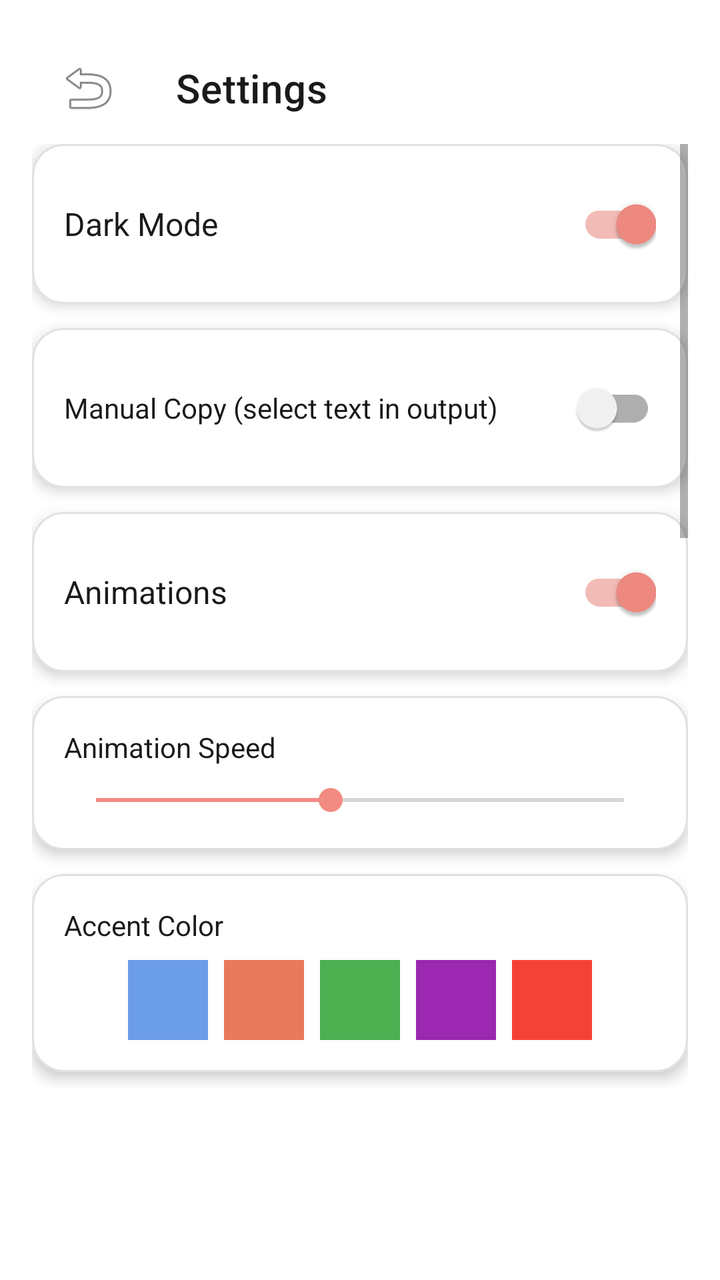
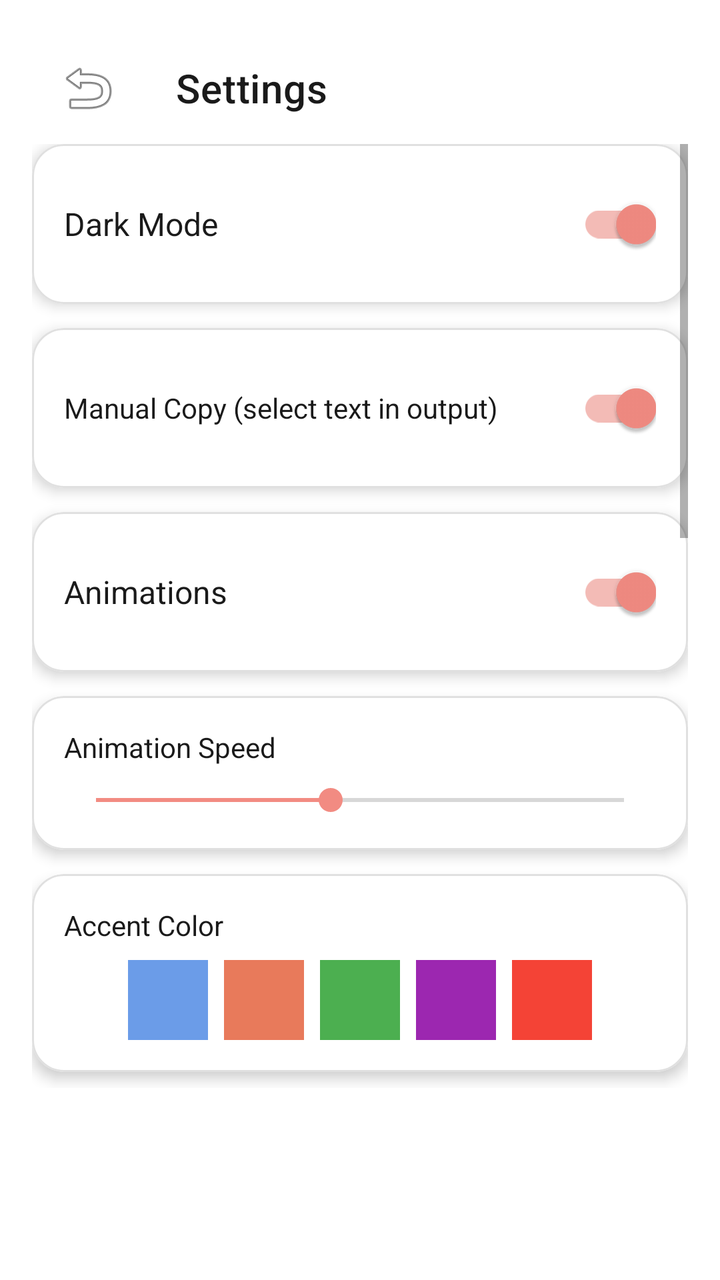

Before-and-after screenshots of an Android layout around one commit, followed by the original layout XML and the change that was made.
<!-- AndroidManifest.xml: application theme Theme.FontsApp -->
<!-- res/layout/activity_settings.xml -->
<?xml version="1.0" encoding="utf-8"?>
<LinearLayout xmlns:android="http://schemas.android.com/apk/res/android"
    xmlns:app="http://schemas.android.com/apk/res-auto"
    android:layout_width="match_parent"
    android:layout_height="match_parent"
    android:orientation="vertical"
    android:background="?android:colorBackground"
    android:padding="16dp">

    <com.google.android.material.appbar.MaterialToolbar
        android:id="@+id/toolbar"
        android:layout_width="match_parent"
        android:layout_height="?android:attr/actionBarSize"
        android:background="?android:colorBackground"
        app:title="@string/settings"
        app:navigationIcon="@android:drawable/ic_menu_revert"
        app:titleTextColor="@color/text_primary" />

    <ScrollView
        android:layout_width="match_parent"
        android:layout_height="match_parent"
        android:paddingBottom="80dp">

        <LinearLayout
            android:layout_width="match_parent"
            android:layout_height="wrap_content"
            android:orientation="vertical"
            android:gravity="center_horizontal">

            
            <com.google.android.material.card.MaterialCardView
                android:layout_width="match_parent"
                android:layout_height="wrap_content"
                android:layout_marginBottom="12dp"
                app:cardCornerRadius="16dp"
                app:cardElevation="4dp"
                app:cardBackgroundColor="@color/card_background"
                app:strokeWidth="1dp"
                app:strokeColor="@color/divider">

                <LinearLayout
                    android:layout_width="match_parent"
                    android:layout_height="wrap_content"
                    android:orientation="horizontal"
                    android:gravity="center_vertical"
                    android:padding="16dp">

                    <TextView
                        android:layout_width="0dp"
                        android:layout_height="wrap_content"
                        android:layout_weight="1"
                        android:text="@string/dark_mode"
                        android:textSize="16sp"
                        android:textColor="@color/text_primary" />

                    <com.google.android.material.switchmaterial.SwitchMaterial
                        android:id="@+id/switchDarkMode"
                        android:layout_width="wrap_content"
                        android:layout_height="wrap_content"
                        android:checked="true" />

                </LinearLayout>

            </com.google.android.material.card.MaterialCardView>

            
            <com.google.android.material.card.MaterialCardView
                android:layout_width="match_parent"
                android:layout_height="wrap_content"
                android:layout_marginBottom="12dp"
                app:cardCornerRadius="16dp"
                app:cardElevation="4dp"
                app:cardBackgroundColor="@color/card_background"
                app:strokeWidth="1dp"
                app:strokeColor="@color/divider">

                <LinearLayout
                    android:layout_width="match_parent"
                    android:layout_height="wrap_content"
                    android:orientation="horizontal"
                    android:gravity="center_vertical"
                    android:padding="16dp">

                    <TextView
                        android:layout_width="0dp"
                        android:layout_height="wrap_content"
                        android:layout_weight="1"
                        android:text="Manual Copy (select text in output)"
                        android:textSize="14sp"
                        android:textColor="@color/text_primary" />

                    <com.google.android.material.switchmaterial.SwitchMaterial
                        android:id="@+id/switchManualCopy"
                        android:layout_width="wrap_content"
                        android:layout_height="wrap_content"
                        android:checked="false" />

                </LinearLayout>

            </com.google.android.material.card.MaterialCardView>

            
            <com.google.android.material.card.MaterialCardView
                android:layout_width="match_parent"
                android:layout_height="wrap_content"
                android:layout_marginBottom="12dp"
                app:cardCornerRadius="16dp"
                app:cardElevation="4dp"
                app:cardBackgroundColor="@color/card_background"
                app:strokeWidth="1dp"
                app:strokeColor="@color/divider">

                <LinearLayout
                    android:layout_width="match_parent"
                    android:layout_height="wrap_content"
                    android:orientation="horizontal"
                    android:gravity="center_vertical"
                    android:padding="16dp">

                    <TextView
                        android:layout_width="0dp"
                        android:layout_height="wrap_content"
                        android:layout_weight="1"
                        android:text="@string/animations"
                        android:textSize="16sp"
                        android:textColor="@color/text_primary" />

                    <com.google.android.material.switchmaterial.SwitchMaterial
                        android:id="@+id/switchAnimations"
                        android:layout_width="wrap_content"
                        android:layout_height="wrap_content"
                        android:checked="true" />

                </LinearLayout>

            </com.google.android.material.card.MaterialCardView>

            
            <com.google.android.material.card.MaterialCardView
                android:layout_width="match_parent"
                android:layout_height="wrap_content"
                android:layout_marginBottom="12dp"
                app:cardCornerRadius="16dp"
                app:cardElevation="4dp"
                app:cardBackgroundColor="@color/card_background"
                app:strokeWidth="1dp"
                app:strokeColor="@color/divider">

                <LinearLayout
                    android:layout_width="match_parent"
                    android:layout_height="wrap_content"
                    android:orientation="vertical"
                    android:padding="16dp">

                    <TextView
                        android:layout_width="wrap_content"
                        android:layout_height="wrap_content"
                        android:text="Animation Speed"
                        android:textSize="14sp"
                        android:textColor="@color/text_primary"
                        android:layout_marginBottom="8dp" />

                    <SeekBar
                        android:id="@+id/sbAnimSpeed"
                        android:layout_width="match_parent"
                        android:layout_height="wrap_content"
                        android:max="10"
                        android:progress="5"
                        android:min="1" />

                </LinearLayout>

            </com.google.android.material.card.MaterialCardView>

            
            <com.google.android.material.card.MaterialCardView
                android:layout_width="match_parent"
                android:layout_height="wrap_content"
                android:layout_marginBottom="12dp"
                app:cardCornerRadius="16dp"
                app:cardElevation="4dp"
                app:cardBackgroundColor="@color/card_background"
                app:strokeWidth="1dp"
                app:strokeColor="@color/divider">

                <LinearLayout
                    android:layout_width="match_parent"
                    android:layout_height="wrap_content"
                    android:orientation="vertical"
                    android:padding="16dp">

                    <TextView
                        android:layout_width="wrap_content"
                        android:layout_height="wrap_content"
                        android:text="Accent Color"
                        android:textSize="14sp"
                        android:textColor="@color/text_primary"
                        android:layout_marginBottom="8dp" />

                    <LinearLayout
                        android:layout_width="match_parent"
                        android:layout_height="wrap_content"
                        android:orientation="horizontal"
                        android:gravity="center">

                        <View
                            android:id="@+id/colorBlue"
                            android:layout_width="40dp"
                            android:layout_height="40dp"
                            android:layout_marginEnd="8dp"
                            android:background="@color/accent_blue"
                            android:clickable="true"
                            android:focusable="true" />

                        <View
                            android:id="@+id/colorOrange"
                            android:layout_width="40dp"
                            android:layout_height="40dp"
                            android:layout_marginEnd="8dp"
                            android:background="@color/accent_orange"
                            android:clickable="true"
                            android:focusable="true" />

                        <View
                            android:id="@+id/colorGreen"
                            android:layout_width="40dp"
                            android:layout_height="40dp"
                            android:layout_marginEnd="8dp"
                            android:background="@color/accent_green"
                            android:clickable="true"
                            android:focusable="true" />

                        <View
                            android:id="@+id/colorPurple"
                            android:layout_width="40dp"
                            android:layout_height="40dp"
                            android:layout_marginEnd="8dp"
                            android:background="#FF9C27B0"
                            android:clickable="true"
                            android:focusable="true" />

                        <View
                            android:id="@+id/colorRed"
                            android:layout_width="40dp"
                            android:layout_height="40dp"
                            android:background="#FFF44336"
                            android:clickable="true"
                            android:focusable="true" />

                    </LinearLayout>

                </LinearLayout>

            </com.google.android.material.card.MaterialCardView>

            
            <com.google.android.material.card.MaterialCardView
                android:layout_width="match_parent"
                android:layout_height="wrap_content"
                android:layout_marginBottom="12dp"
                app:cardCornerRadius="16dp"
                app:cardElevation="4dp"
                app:cardBackgroundColor="@color/card_background"
                app:strokeWidth="1dp"
                app:strokeColor="@color/divider">

                <LinearLayout
                    android:layout_width="match_parent"
                    android:layout_height="wrap_content"
                    android:orientation="vertical"
                    android:padding="16dp">

                    <TextView
                        android:layout_width="wrap_content"
                        android:layout_height="wrap_content"
                        android:text="@string/reorder_fonts"
                        android:textSize="16sp"
                        android:textColor="@color/text_primary"
                        android:layout_marginBottom="8dp" />

                    <androidx.recyclerview.widget.RecyclerView
                        android:id="@+id/rvReorderFonts"
                        android:layout_width="match_parent"
                        android:layout_height="300dp"
                        android:nestedScrollingEnabled="false" />

                </LinearLayout>

            </com.google.android.material.card.MaterialCardView>

            
            <com.google.android.material.card.MaterialCardView
                android:layout_width="match_parent"
                android:layout_height="wrap_content"
                android:layout_marginBottom="12dp"
                app:cardCornerRadius="16dp"
                app:cardElevation="4dp"
                app:cardBackgroundColor="@color/card_background"
                app:strokeWidth="1dp"
                app:strokeColor="@color/divider">

                <LinearLayout
                    android:layout_width="match_parent"
                    android:layout_height="wrap_content"
                    android:orientation="vertical"
                    android:padding="16dp">

                    <TextView
                        android:layout_width="wrap_content"
                        android:layout_height="wrap_content"
                        android:text="Hide/Show Fonts"
                        android:textSize="16sp"
                        android:textColor="@color/text_primary"
                        android:layout_marginBottom="8dp" />

                    <androidx.recyclerview.widget.RecyclerView
                        android:id="@+id/rvHideFonts"
                        android:layout_width="match_parent"
                        android:layout_height="400dp"
                        android:nestedScrollingEnabled="true" />

                </LinearLayout>

            </com.google.android.material.card.MaterialCardView>

        </LinearLayout>

    </ScrollView>

</LinearLayout>
<!-- resources referenced by this layout -->
<resources>
  <color name="accent_blue">#FF6B9CE8</color>
  <color name="accent_green">#FF4CAF50</color>
  <color name="accent_orange">#FFE87A5B</color>
  <color name="card_background">#FFFFFFFF</color>
  <color name="divider">#FFE0E0E0</color>
  <color name="text_primary">#FF1A1A1A</color>
  <string name="animations">Animations</string>
  <string name="dark_mode">Dark Mode</string>
  <string name="reorder_fonts">Reorder Fonts</string>
  <string name="settings">Settings</string>
  <style name="Theme.FontsApp" parent="Theme.MaterialComponents.DayNight.NoActionBar">
          <item name="colorPrimary">@color/primary</item>
          <item name="colorPrimaryVariant">@color/primary_variant</item>
          <item name="colorOnPrimary">@color/on_primary</item>
          <item name="colorSecondary">@color/secondary</item>
          <item name="colorSecondaryVariant">@color/secondary_variant</item>
          <item name="colorOnSecondary">@color/on_secondary</item>
          <item name="android:colorBackground">@color/background</item>
          <item name="colorSurface">@color/surface</item>
          <item name="colorOnSurface">@color/on_surface</item>
          <item name="colorError">@color/error</item>
          <item name="android:statusBarColor">@color/background</item>
          <item name="android:navigationBarColor">@color/background</item>
          <item name="android:forceDarkAllowed">false</item>
      </style>
  <color name="primary">#FF8AB4F8</color>
  <color name="primary_variant">#FF6B9CE8</color>
  <color name="on_primary">#FF000000</color>
  <color name="secondary">#FFF28B82</color>
  <color name="secondary_variant">#FFE87A5B</color>
  <color name="on_secondary">#FF000000</color>
  <color name="background">#FFFFFFFF</color>
  <color name="surface">#FFF5F5F5</color>
  <color name="on_surface">#FF1A1A1A</color>
  <color name="error">#FFB00020</color>
</resources>

<!-- the commit's change to res/layout/activity_settings.xml (unified diff, before → after) -->
@@ -93,7 +93,7 @@
                         android:id="@+id/switchManualCopy"
                         android:layout_width="wrap_content"
                         android:layout_height="wrap_content"
-                        android:checked="false" />
+                        android:checked="true" />
 
                 </LinearLayout>
 
